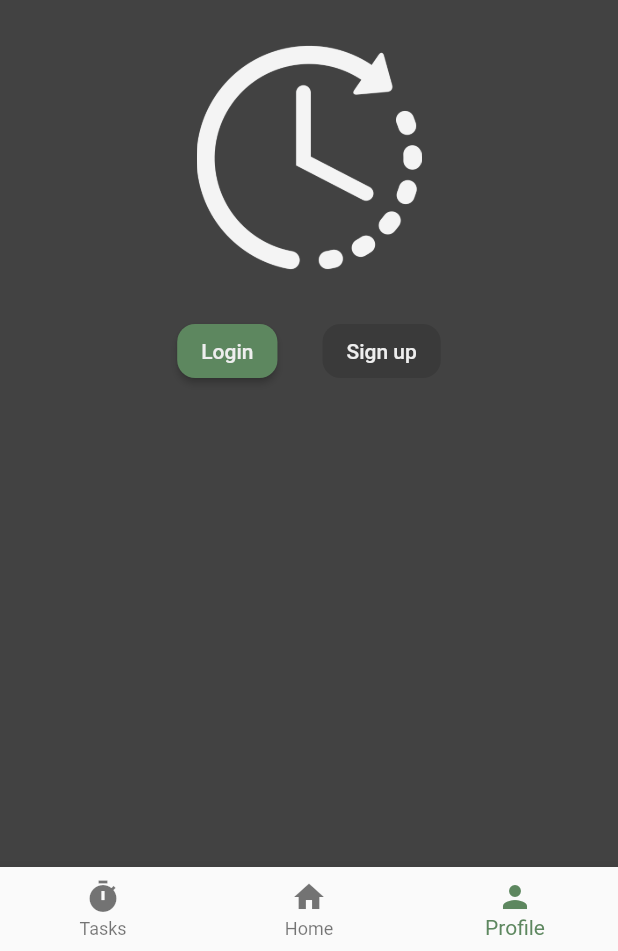
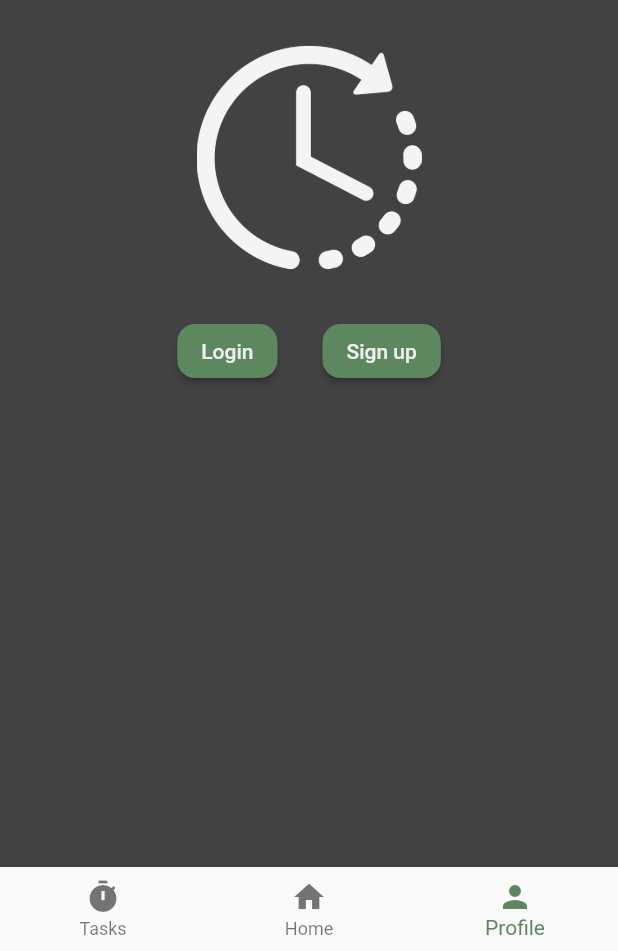
Before and after one commit to vinyetaG/CS344_Final, a Flutter app: the screen it shows after launch, item 3 of the bottom bar chosen, after a tap on "Login", on a phone screen of 412 x 824 dp, the part 285-1236 px from its top. Run offline on Flutter 3.47's test engine with Material 2 defaults, Android fonts, the phone set to English and light mode, and no system bars; drawn by our look-alikes of sliding_up_panel; our stand-ins replace firebase_auth, firebase_core; missing offline and left inert: sliding_switch; accounts and stored records are empty.

Commit message:
Update profile_signed_out.dart

```diff
--- a/lib/profile_signed_out.dart
+++ b/lib/profile_signed_out.dart
@@ -2,8 +2,10 @@
 
 import 'package:final_project/profile_signed_in.dart';
 import 'package:flutter/material.dart';
+import 'package:sliding_up_panel/sliding_up_panel.dart';
 import 'task_model.dart';
 import 'package:firebase_auth/firebase_auth.dart';
+import 'package:sliding_switch/sliding_switch.dart';
 
 //Route for when user is logged off prompting for them to log in
 // ignore: must_be_immutable
@@ -17,56 +19,29 @@ class ProfileSignedOut extends StatefulWidget {
 
 class _ProfileSignedOutState extends State<ProfileSignedOut> {
   // VARIABLES
-  static User? user = null;  // NEW
-  static String email = 'viciousclaw3@gmail.com'; // NEW
-  static String password = 'password'; // NEW
+  final _loginKey = GlobalKey<FormState>();
+  // ignore: avoid_init_to_null
+  static User? user = null;
+
+  final TextEditingController emailCtrl = TextEditingController();
+  final TextEditingController passwordCtrl = TextEditingController();
+
+  final TextEditingController newEmailCtrl = TextEditingController();
+  final TextEditingController nameCtrl = TextEditingController();
+  final TextEditingController newPasswordCtrl = TextEditingController();
 
   // NEW: _logIn() logs the user in on button press.
-  _logIn() async {
+  Future<User?> logInUsingEmailPassword({
+    required String email,
+    required String password,
+  }) async {
+    FirebaseAuth auth = FirebaseAuth.instance;
+    User? user;
     try {
-      /*  !!! COMMENTED OUT FOR FUTURE TESTING AND IMPLEMENTATION !!!
-      showDialog(
-          context: context,
-          barrierDismissible: false,
-          builder: (context) {
-            // TEXT CONTROLLERS
-            TextEditingController emailController = TextEditingController();
-            TextEditingController passwordController = TextEditingController();
-
-            return AlertDialog(
-                title: const Text('Log In'),
-                content: Column(children: [
-                  TextField(
-                      decoration: InputDecoration(hintText: 'Email'),
-                      controller: emailController),
-                  TextField(
-                      decoration: InputDecoration(hintText: 'Password'),
-                      controller: passwordController),
-                  ElevatedButton(
-                      onPressed: (() => Navigator.pop(context)),
-                      child: const Text('Cancel')),
-                  ElevatedButton(
-                      onPressed: (() {
-                        if (emailController.text.isNotEmpty &&
-                            passwordController.text.isNotEmpty) {
-                          email = emailController.text;
-                          password = passwordController.text;
-                          Navigator.pop(context);
-                        }
-                      }),
-                      child: const Text('Submit')),
-                ]));
-          });*/
       // NEW: Save user credentials from information entered by user
-      UserCredential userCreds = await FirebaseAuth.instance
-          .signInWithEmailAndPassword(
-              email: _ProfileSignedOutState.email,
-              password: _ProfileSignedOutState.password);
-
-      // NEW: Store user credentials in a global user variable
+      UserCredential userCreds = await auth.signInWithEmailAndPassword(
+          email: email, password: password);
       user = userCreds.user;
-      print('user = ${_ProfileSignedOutState.user}');
-
     } on FirebaseAuthException catch (e) {
       // TO-DO: Convert print statements into a snackbar notification.
       if (e.code == 'user-not-found') {
@@ -77,14 +52,147 @@ class _ProfileSignedOutState extends State<ProfileSignedOut> {
         print('Wrong password provided for that user.');
       }
     }
+    _ProfileSignedOutState.user = user;
+    return user;
+  }
+
+  Future<User?> createUserWithEmailAndPassword({
+    required String email,
+    required String password,
+  }) async {
+    FirebaseAuth auth = FirebaseAuth.instance;
+    User? user;
+    try {
+      UserCredential userCredential = await auth.createUserWithEmailAndPassword(
+          email: email, password: password);
+      user = userCredential.user;
+    } on FirebaseAuthException catch (e) {
+      if (e.code == 'weak-password') {
+        // ignore: avoid_print
+        print('The password provided is too weak.');
+      } else if (e.code == 'email-already-in-use') {
+        // ignore: avoid_print
+        print('The account already exists for that email.');
+      } else {
+        // ignore: avoid_print
+        print(e);
+      }
+    }
+    _ProfileSignedOutState.user = user;
+    return user;
+  }
+
+  Widget? _openForm({required PanelController controller}) {
+    String type = 'login';
+    return Form(
+        key: _loginKey,
+        child:
+            Column(mainAxisAlignment: MainAxisAlignment.spaceEvenly, children: [
+          IconButton(
+            onPressed: (() => controller.close()),
+            icon: const Icon(Icons.close),
+          ),
+          SlidingSwitch(
+            value: false,
+            width: 250,
+            onChanged: (value) {
+              if (value == true) {
+                type = 'signup';
+              }
+              if (value == false) {
+                type = 'login';
+              }
+            },
+            height: 45,
+            textOn: 'Sign up',
+            textOff: 'Log In',
+            onTap: () {},
+            onDoubleTap: () {},
+            onSwipe: () {},
+            colorOn: Colors.white,
+            colorOff: Colors.white,
+            buttonColor: const Color.fromARGB(255, 93, 135, 95),
+            background: const Color.fromARGB(255, 159, 191, 160),
+            inactiveColor: Colors.white,
+          ),
+          TextFormField(
+            decoration: InputDecoration(hintText: 'Email'),
+            controller: emailCtrl,
+            obscureText: false,
+            validator: (email) {
+              if (email == null || email.isEmpty) {
+                return 'Please enter an email address';
+              }
+              return null;
+            },
+          ),
+          TextFormField(
+            decoration: InputDecoration(hintText: 'Password'),
+            controller: passwordCtrl,
+            obscureText: true,
+            validator: (password) {
+              if (password == null || password.isEmpty) {
+                return 'Please enter a password';
+              }
+              return null;
+            },
+          ),
+          ElevatedButton(
+              onPressed: (() {
+                if (_loginKey.currentState!.validate()) {
+                  _loginKey.currentState!.save();
+
+                  // If user does not have an account, create one
+                  String snackBarText = '';
+                  SnackBar snackBar = SnackBar(content: Text(snackBarText));
+
+                  if (type == 'signup') {
+                    snackBarText = 'Now creating your Time-Tips Account...';
+                    setState(() {
+                      createUserWithEmailAndPassword(
+                        email: emailCtrl.text,
+                        password: passwordCtrl.text,
+                      );
+                    });
+                    ScaffoldMessenger.of(context).showSnackBar(snackBar);
+                  }
+
+                  snackBarText = 'Logging into Time-tips...';
+                  snackBar = SnackBar(content: Text(snackBarText));
+                  ScaffoldMessenger.of(context).showSnackBar(snackBar);
+
+                  // Login to account
+                  logInUsingEmailPassword(
+                    email: emailCtrl.text,
+                    password: passwordCtrl.text,
+                  ).then((_) {
+                    setState(() {
+                      build(context);
+                    });
+                  }).then((_) => controller.close());
+                }
+              }),
+              child: const Text('Submit'))
+        ]));
   }
 
 // NEW: logIn is the screen that will be shown under profile navigation if the user
 // has not yet logged in.
   Widget logIn() {
-    return Column(
-      crossAxisAlignment: CrossAxisAlignment.stretch,
-      children: [
+    PanelController controller = PanelController();
+
+    return SlidingUpPanel(
+        defaultPanelState: PanelState.CLOSED,
+        controller: controller,
+        minHeight: 0,
+        borderRadius: BorderRadius.only(
+            topLeft: Radius.circular(20), topRight: Radius.circular(20)),
+        panel: Center(
+          child: Container(
+              padding: EdgeInsets.fromLTRB(50, 10, 50, 20),
+              child: _openForm(controller: controller)),
+        ),
+        body: Column(children: [
           const SizedBox(
             height: 50,
           ),
@@ -106,26 +214,28 @@ class _ProfileSignedOutState extends State<ProfileSignedOut> {
             mainAxisAlignment: MainAxisAlignment.center,
             children: [
               ElevatedButton(
-                onPressed: () async {
-                  await _logIn();
-                  setState(() {
-                  // NEW: Rebuild widget (profile screen) after button press
-                    build(context);
-                  });
-                },
+                  onPressed: (() {
+                    controller.open();
+                    _openForm(controller: controller);
+                  }),
                   child: Text('Login')),
               const SizedBox(width: 30),
-            ElevatedButton(onPressed: null, child: Text('Sign up')),
+              ElevatedButton(
+                  onPressed: (() async {
+                    controller
+                        .open()
+                        .then((_) => _openForm(controller: controller));
+                  }),
+                  child: Text('Sign up')),
             ],
           )
-      ],
-    );
+        ]));
   }
 
   @override
   Widget build(BuildContext context) {
-    //  NEW: If user is null, login has not occured. Return login screen.
-    //  NEW: Else return profile logged in screen.
+    // If user is null, login has not occured. Return login screen.
+    // Else return profile logged in screen.
     return (user == null)
         ? logIn()
         : ProfileSignedIn(taskModel: widget.taskModel);
```
Lines whose indentation alone changed are shown as unchanged.
